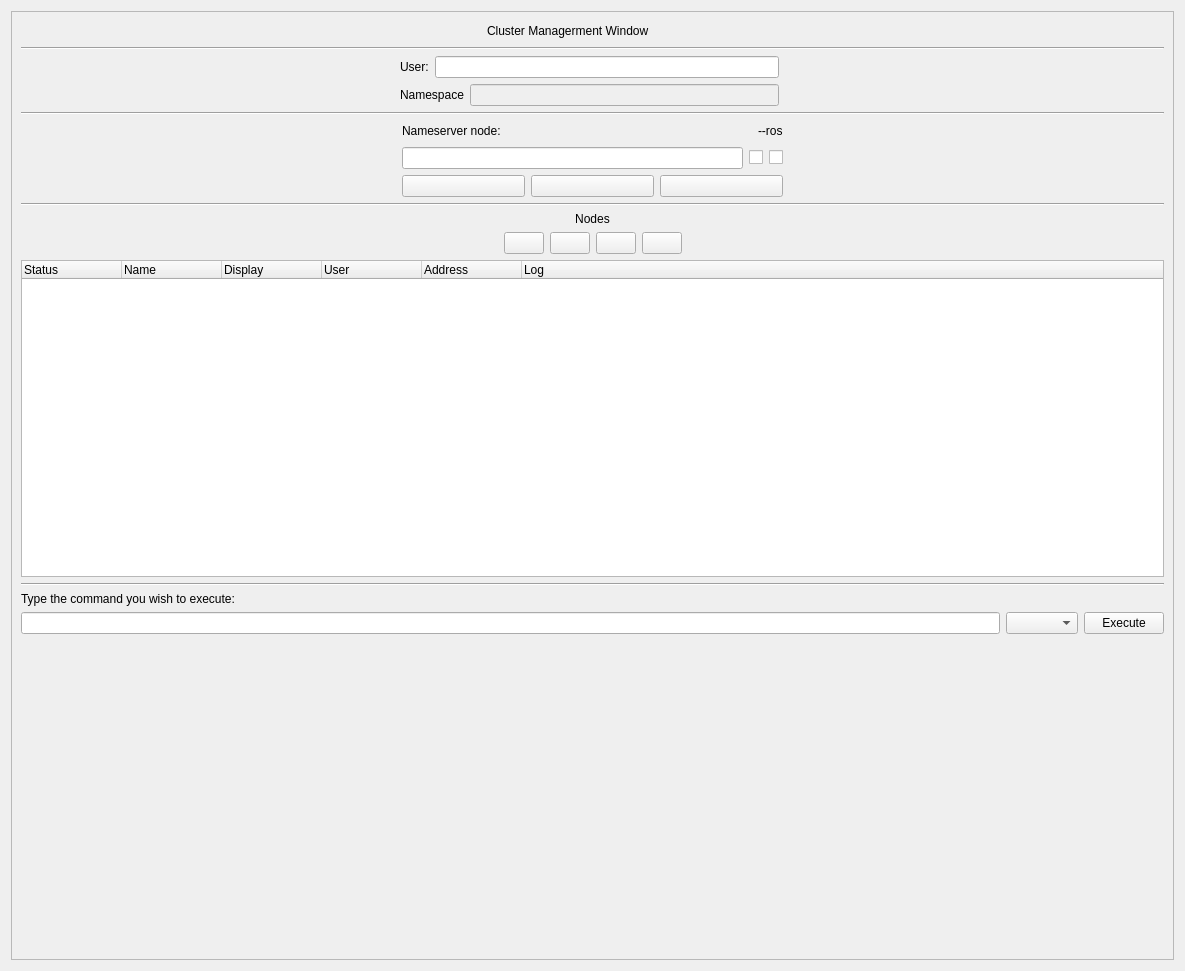
The window that src/yarpmanager/src-manager/clusterWidget.ui (robotology/yarp) describes before a commit, drawn with Qt 5.
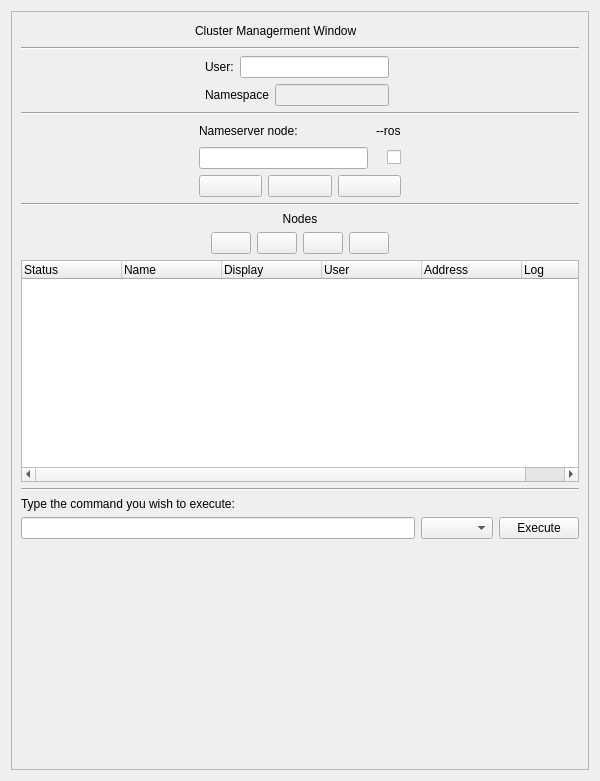
The same window after the commit. Icons and pictures are not drawn. Custom widgets are drawn as their Qt base class.

Commit message: yarpmanager: change NS status checkbox to an icon in the clusterWidget

```diff
--- a/src/yarpmanager/src-manager/clusterWidget.ui
+++ b/src/yarpmanager/src-manager/clusterWidget.ui
@@ -6,8 +6,8 @@
    <rect>
     <x>0</x>
     <y>0</y>
-    <width>1185</width>
-    <height>971</height>
+    <width>600</width>
+    <height>781</height>
    </rect>
   </property>
   <property name="minimumSize">
@@ -39,8 +39,8 @@
        <rect>
         <x>0</x>
         <y>0</y>
-        <width>1169</width>
-        <height>955</height>
+        <width>584</width>
+        <height>765</height>
        </rect>
       </property>
       <layout class="QVBoxLayout" name="verticalLayout_5">
@@ -248,10 +248,7 @@
               </widget>
              </item>
              <item>
-              <widget class="QCheckBox" name="checkNs">
-               <property name="enabled">
-                <bool>true</bool>
-               </property>
+              <widget class="QLabel" name="labelNs">
                <property name="text">
                 <string/>
                </property>
```
The commit also changes 1 other file.
